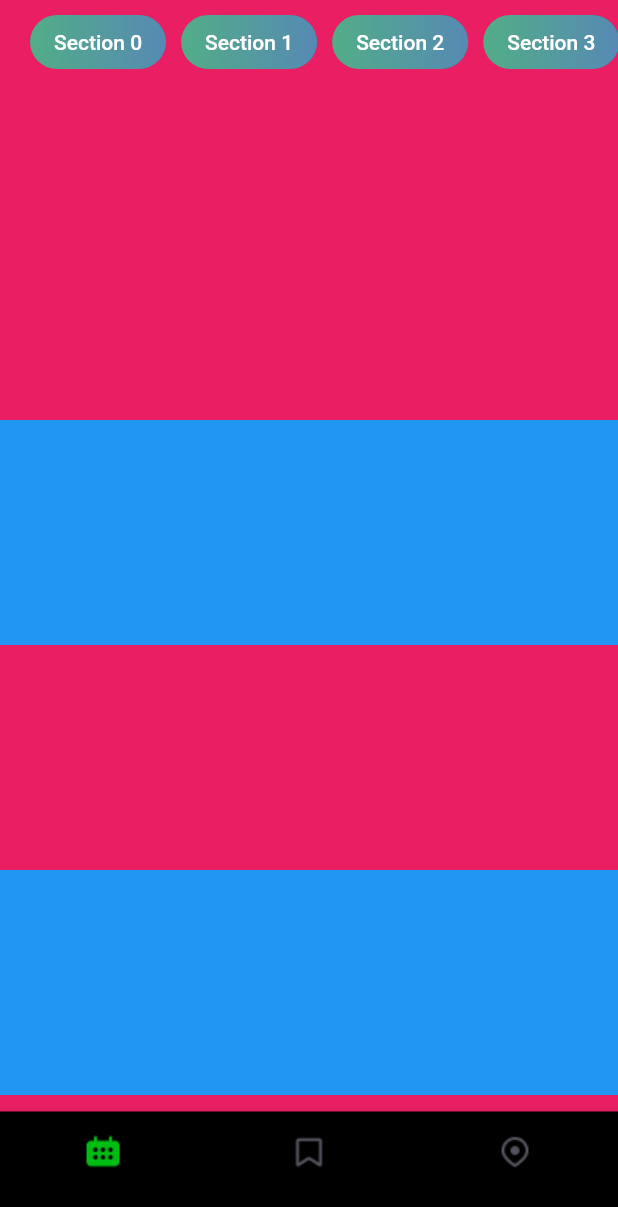
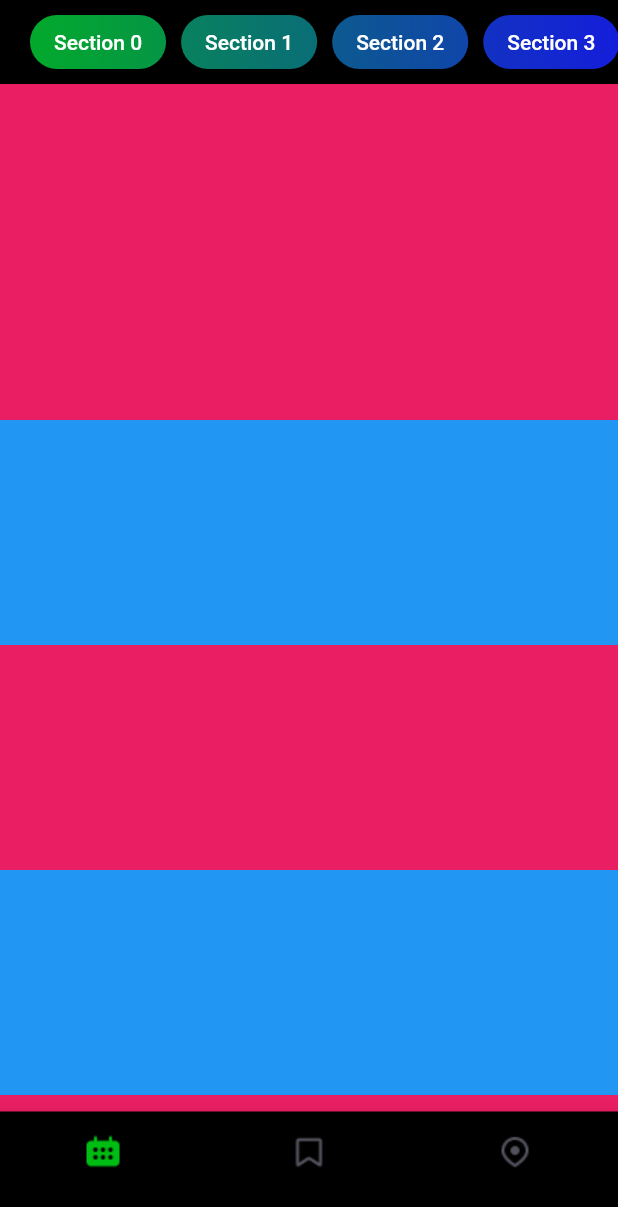
Before and after one commit to kboomska/flutter-fest, a Flutter app: the screen it shows after launch, scrolled down 576 dp, on a phone screen of 412 x 824 dp. Shown: the top 1207 px of the screen. Run offline on Flutter 3.47's test engine with Material 2 defaults, Android fonts, the phone set to English and light mode, and no system bars.

Commit message:
Refactoring SectionButtonWidget

```diff
--- a/lib/application/ui/screens/main_tabs/shedule_widget.dart
+++ b/lib/application/ui/screens/main_tabs/shedule_widget.dart
@@ -7,21 +7,16 @@ class SheduleWidget extends StatelessWidget {
 
   @override
   Widget build(BuildContext context) {
-    return DecoratedBox(
-      decoration: const BoxDecoration(
-        image: DecorationImage(
-          image: AssetImage(AppImages.sheduleBg),
-          fit: BoxFit.none,
-          alignment: Alignment.topLeft,
-        ),
-      ),
-      child: SafeArea(
+    final topInset = MediaQuery.of(context).padding.top;
+
+    return SafeArea(
+      top: false,
       child: CustomScrollView(
         slivers: [
           const _LogoWidget(),
           SliverPersistentHeader(
             pinned: true,
-              delegate: _SliverAppBarDelegate(),
+            delegate: _SliverAppBarDelegate(topInset: topInset),
           ),
           SliverList(
             delegate: SliverChildListDelegate(
@@ -45,7 +40,6 @@ class SheduleWidget extends StatelessWidget {
           ),
         ],
       ),
-      ),
     );
   }
 }
@@ -62,12 +56,17 @@ class _LogoWidget extends StatelessWidget {
         height: 200,
         child: Stack(children: [
           Positioned(
-            top: 40,
+            top: 0,
+            left: 0,
+            child: Image.asset(AppImages.sheduleBg),
+          ),
+          Positioned(
+            top: 80,
             left: 20,
             child: Image.asset(AppImages.sheduleFfLogo),
           ),
           Positioned(
-            top: 20,
+            top: 60,
             right: 20,
             child: Image.asset(AppImages.sheduleSurfLogo),
           ),
@@ -79,12 +78,15 @@ class _LogoWidget extends StatelessWidget {
 
 class _SliverAppBarDelegate extends SliverPersistentHeaderDelegate {
   final double _height = 56;
+  final double topInset;
+
+  const _SliverAppBarDelegate({required this.topInset});
 
   @override
-  double get minExtent => _height;
+  double get minExtent => _height + topInset;
 
   @override
-  double get maxExtent => _height;
+  double get maxExtent => _height + topInset;
 
   @override
   Widget build(
@@ -92,7 +94,7 @@ class _SliverAppBarDelegate extends SliverPersistentHeaderDelegate {
     double shrinkOffset,
     bool overlapsContent,
   ) {
-    return const _SectionButtonWidget();
+    return _SectionButtonWidget(topInset: topInset);
   }
 
   @override
@@ -102,35 +104,50 @@ class _SliverAppBarDelegate extends SliverPersistentHeaderDelegate {
 }
 
 class _SectionButtonWidget extends StatelessWidget {
-  const _SectionButtonWidget({super.key});
+  final double topInset;
+
+  const _SectionButtonWidget({super.key, required this.topInset});
 
   @override
   Widget build(BuildContext context) {
-    return ListView.separated(
-      padding: const EdgeInsets.symmetric(horizontal: 20),
+    const totalItem = 4;
+    const itemGradientWidth = 2;
+    const itemGradientStep = itemGradientWidth / 2;
+    const startGradientPoint = -itemGradientStep;
+    const endGradientPoint = totalItem * itemGradientWidth + itemGradientStep;
+
+    return ColoredBox(
+      color: Theme.of(context).scaffoldBackgroundColor,
+      child: ListView.separated(
+        padding: EdgeInsets.only(left: 20, right: 20, top: topInset),
         scrollDirection: Axis.horizontal,
-      itemCount: 5,
+        itemCount: totalItem,
         separatorBuilder: (context, index) {
           return const SizedBox(width: 10);
         },
         itemBuilder: (context, index) {
+          final currentStartPoint =
+              startGradientPoint - index * itemGradientWidth;
+          final currentEndPoint = endGradientPoint + currentStartPoint;
+
           return Center(
             child: SizedBox(
               height: 36,
               child: DecoratedBox(
                 decoration: BoxDecoration(
                   borderRadius: BorderRadius.circular(18),
-                gradient: const LinearGradient(
-                  begin: FractionalOffset(-1, 0),
-                  end: FractionalOffset(2.5, 0),
-                  colors: [Color(0xFF00BD13), Color(0xFF170AF4)],
+                  gradient: LinearGradient(
+                    begin: FractionalOffset(currentStartPoint, 0),
+                    end: FractionalOffset(currentEndPoint, 0),
+                    colors: const [Color(0xFF00BD13), Color(0xFF170AF4)],
                   ),
                 ),
                 child: ElevatedButton(
                   onPressed: () {},
                   style: ButtonStyle(
                     foregroundColor: MaterialStateProperty.all(Colors.white),
-                  backgroundColor: MaterialStateProperty.all(Colors.white30),
+                    backgroundColor:
+                        MaterialStateProperty.all(Colors.transparent),
                     shape: MaterialStateProperty.all(
                       RoundedRectangleBorder(
                         borderRadius: BorderRadius.circular(18),
@@ -148,6 +165,7 @@ class _SectionButtonWidget extends StatelessWidget {
             ),
           );
         },
+      ),
     );
   }
 }
```
Lines whose indentation alone changed are shown as unchanged.
